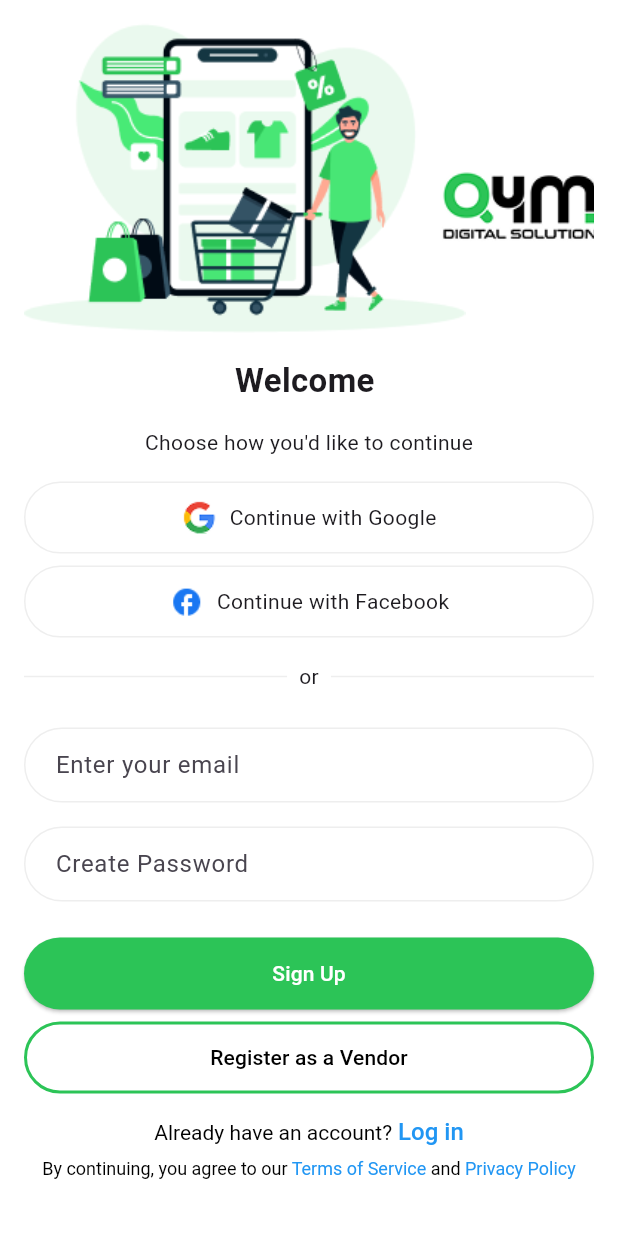
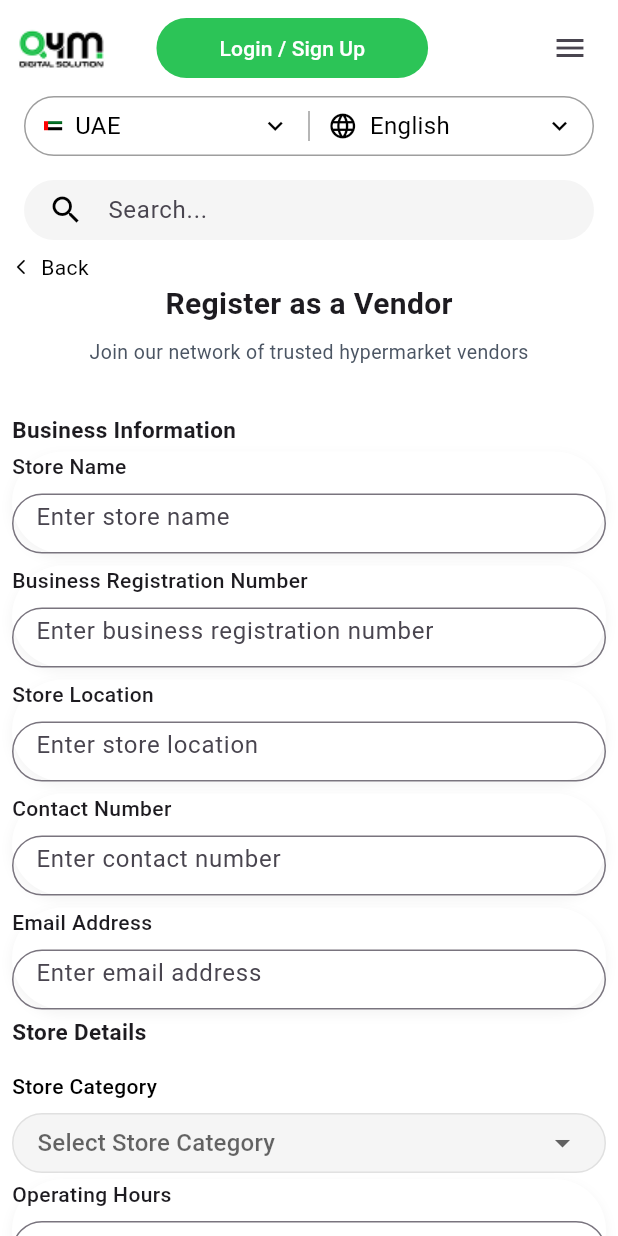
Before and after one commit to Adnanadu/q4m_website_template, a Flutter app: the screen it shows after launch, on a phone screen of 412 x 824 dp. Run offline on Flutter 3.47's test engine with Material 3 defaults, Android fonts, the light colour scheme and no system bars; our stand-ins replace flutter_hooks, go_router.

Commit message:
added store descrption,category,customized TextField Widget

```diff
--- a/lib/core/router/router.dart
+++ b/lib/core/router/router.dart
@@ -1,14 +1,14 @@
 import 'package:go_router/go_router.dart';
 import 'package:q4m_website_template/feature/authPage/view/pages/auth_page.dart';
 import 'package:q4m_website_template/feature/authPage/view/pages/login_page.dart';
-import 'package:q4m_website_template/feature/authPage/view/pages/signup_page.dart';
 import 'package:q4m_website_template/feature/homePage/view/pages/coupen_page.dart';
 import 'package:q4m_website_template/feature/homePage/view/pages/home_after_login_page.dart';
 import 'package:q4m_website_template/feature/homePage/view/pages/home_page.dart';
 import 'package:q4m_website_template/feature/homePage/view/pages/product_description_page.dart';
+import 'package:q4m_website_template/feature/vendorPage/view/pages/vendor_registration_page.dart';
 
 final router = GoRouter(
-  initialLocation: '/login',
+  initialLocation: '/vendor',
 
   routes: [
     GoRoute(
@@ -16,10 +16,11 @@ final router = GoRouter(
       path: '/home',
       builder: (context, state) => const HomePage(),
     ),
+
     GoRoute(
-      name: 'signup',
-      path: '/signup',
-      builder: (context, state) => const SignupPage(),
+      name: 'vendor',
+      path: '/vendor',
+      builder: (context, state) => const VendorRegistrationPage(),
     ),
     GoRoute(
       name: 'login',
--- a/lib/feature/authPage/view/pages/signup_page.dart
+++ /dev/null
@@ -1,40 +0,0 @@
-import 'package:flutter/material.dart';
-import 'package:flutter_hooks/flutter_hooks.dart';
-import 'package:q4m_website_template/feature/homePage/view/widgets/appbar_widget.dart';
-import 'package:q4m_website_template/feature/homePage/view/widgets/country_and_language_selector_widget.dart';
-import 'package:q4m_website_template/feature/homePage/view/widgets/footer_table_widget.dart';
-import 'package:q4m_website_template/feature/homePage/view/widgets/search_bar_widget.dart';
-
-class SignupPage extends HookWidget {
-  const SignupPage({super.key});
-
-  @override
-  Widget build(BuildContext context) {
-    final searchController = useSearchController();
-    return SafeArea(
-      child: SingleChildScrollView(
-        child: Scaffold(
-          body: Column(
-            children: [
-              Padding(
-                padding: const EdgeInsets.all(16.0),
-                child: Column(
-                  children: [
-                    AppBarWidget(),
-                    CountryAndLanguageSelectorWidget(),
-                    SearchBarWidget(searchController: searchController),
-
-                    ///Register Form
-                  ],
-                ),
-              ),
-
-              ///footer
-              FooterTableWidget(),
-            ],
-          ),
-        ),
-      ),
-    );
-  }
-}
--- a/lib/feature/homePage/view/widgets/search_bar_widget.dart
+++ b/lib/feature/homePage/view/widgets/search_bar_widget.dart
@@ -10,6 +10,7 @@ class SearchBarWidget extends StatelessWidget {
     return Padding(
       padding: const EdgeInsets.all(8.0),
       child: SearchBar(
+        backgroundColor: WidgetStateProperty.all(Colors.grey.shade100),
         controller: searchController,
         constraints: BoxConstraints(minHeight: 40),
         padding: WidgetStateProperty.all(EdgeInsets.symmetric(horizontal: 16)),
--- /dev/null
+++ b/lib/feature/vendorPage/view/pages/vendor_registration_page.dart
@@ -0,0 +1,198 @@
+import 'package:flutter/material.dart';
+import 'package:flutter_hooks/flutter_hooks.dart';
+import 'package:go_router/go_router.dart';
+import 'package:q4m_website_template/feature/homePage/view/widgets/appbar_widget.dart';
+import 'package:q4m_website_template/feature/homePage/view/widgets/country_and_language_selector_widget.dart';
+import 'package:q4m_website_template/feature/homePage/view/widgets/footer_table_widget.dart';
+import 'package:q4m_website_template/feature/homePage/view/widgets/search_bar_widget.dart';
+import 'package:q4m_website_template/feature/vendorPage/view/widgets/customized_text_field_widget.dart';
+import 'package:q4m_website_template/feature/vendorPage/view/widgets/store_category_Widget.dart';
+import 'package:q4m_website_template/feature/vendorPage/view/widgets/store_description_widget.dart';
+
+class VendorRegistrationPage extends HookWidget {
+  const VendorRegistrationPage({super.key});
+
+  @override
+  Widget build(BuildContext context) {
+    ///controllers
+    final searchController = useSearchController();
+    final storeNameController = useTextEditingController();
+    final businessRegistrationNumberController = useTextEditingController();
+    final storeLocationController = useTextEditingController();
+    final contactNumberController = useTextEditingController();
+    final emailAddressController = useTextEditingController();
+    final operatingHoursController = useTextEditingController();
+    final storeCategoryController = useTextEditingController();
+    final storeCategoryValue = useState<String>('Select Store Category');
+    final storeDescriptionController = useTextEditingController();
+    final storeCategoryList = useState<List<String>>([
+      'Grocery',
+      'Electronics',
+      'Clothing',
+      'Furniture',
+      'Toys',
+      'Books',
+      'Sports',
+      'Beauty',
+      'Health',
+    ]);
+    final screenWidth = MediaQuery.sizeOf(context).width;
+    return Scaffold(
+      backgroundColor: Colors.white,
+      body: SingleChildScrollView(
+        child: Padding(
+          padding: const EdgeInsets.all(8.0),
+          child: Column(
+            children: [
+              // header with logo and menu icon - appbar
+              AppBarWidget(),
+              CountryAndLanguageSelectorWidget(),
+              SearchBarWidget(searchController: searchController),
+
+              //// Register as a vendor Form
+              Container(
+                decoration: BoxDecoration(),
+                child: Column(
+                  crossAxisAlignment: CrossAxisAlignment.start,
+                  children: [
+                    /// back Text button
+                    Row(
+                      children: [
+                        SizedBox(
+                          width: 64,
+                          child: InkWell(
+                            onTap: () {
+                              context.pop();
+                            },
+                            child: Row(
+                              children: [
+                                Icon(
+                                  Icons.arrow_back_ios_new_rounded,
+                                  color: Colors.black,
+                                  size: 12,
+                                  weight: 500,
+                                ),
+                                Text(
+                                  '  Back',
+                                  style: TextStyle(color: Colors.black),
+                                ),
+                              ],
+                            ),
+                          ),
+                        ),
+                      ],
+                    ),
+                    Center(
+                      child: Column(
+                        children: [
+                          Text(
+                            "Register as a Vendor",
+                            style: TextStyle(
+                              fontSize: 20,
+                              fontWeight: FontWeight.w700,
+                            ),
+                          ),
+                          SizedBox(height: 8),
+                          Text(
+                            "Join our network of trusted hypermarket vendors",
+                            style: TextStyle(
+                              fontSize: 13,
+                              color: Color(0xFF4B5563),
+                            ),
+                          ),
+                        ],
+                      ),
+                    ),
+                    SizedBox(height: 32),
+                    Text(
+                      'Business Information',
+                      style: TextStyle(
+                        fontSize: 15,
+                        fontWeight: FontWeight.w600,
+                      ),
+                    ),
+
+                    ///Store Name TextField
+                    CustomizedTextFieldWidget(
+                      text: 'Store Name',
+                      hintText: 'Enter store name',
+                      keyboardType: TextInputType.text,
+                      textController: storeNameController,
+                    ),
+
+                    ///Business Registration Number TextField
+                    CustomizedTextFieldWidget(
+                      text: 'Business Registration Number',
+                      hintText: 'Enter business registration number',
+                      keyboardType: TextInputType.number,
+                      textController: businessRegistrationNumberController,
+                    ),
+
+                    ///Store Location TextField
+                    CustomizedTextFieldWidget(
+                      text: 'Store Location',
+                      hintText: 'Enter store location',
+                      keyboardType: TextInputType.text,
+                      textController: storeLocationController,
+                    ),
+
+                    ///Contact Number TextField
+                    CustomizedTextFieldWidget(
+                      text: 'Contact Number',
+                      hintText: 'Enter contact number',
+                      keyboardType: TextInputType.phone,
+                      textController: contactNumberController,
+                    ),
+
+                    ///Email Address TextField
+                    CustomizedTextFieldWidget(
+                      text: 'Email Address',
+                      hintText: 'Enter email address',
+                      keyboardType: TextInputType.emailAddress,
+                      textController: emailAddressController,
+                    ),
+                    Text(
+                      'Store Details',
+                      style: TextStyle(
+                        fontSize: 15,
+                        fontWeight: FontWeight.w600,
+                      ),
+                    ),
+                    SizedBox(height: 16),
+
+                    ///Store category dropdown
+                    // StoreCategoryWidget(),
+                    StoreCategoryWidget(
+                      storeCategoryValue: storeCategoryValue,
+                      storeCategoryList: storeCategoryList,
+                      storeCategoryController: storeCategoryController,
+                    ),
+
+                    ///Operating Hours TextField
+                    CustomizedTextFieldWidget(
+                      text: 'Operating Hours',
+                      hintText: 'e.g. 9:00 AM - 10:00 PM',
+                      keyboardType: TextInputType.text,
+                      textController: operatingHoursController,
+                    ),
+                    SizedBox(height: 8),
+                    Text(
+                      'Store Description',
+                      style: TextStyle(
+                        fontSize: 15,
+                        fontWeight: FontWeight.w600,
+                      ),
+                    ),
+                    StoreDescriptionWidget(storeDescriptionController: storeDescriptionController),
+                  ],
+                ),
+              ),
+
+              FooterTableWidget(),
+            ],
+          ),
+        ),
+      ),
+    );
+  }
+}
--- /dev/null
+++ b/lib/feature/vendorPage/view/widgets/customized_text_field_widget.dart
@@ -0,0 +1,67 @@
+import 'dart:ui';
+
+import 'package:flutter/material.dart';
+
+class CustomizedTextFieldWidget extends StatelessWidget {
+  const CustomizedTextFieldWidget({
+    super.key,
+    required this.text,
+    required this.hintText,
+    required this.keyboardType,
+    required this.textController,
+  });
+  final String text;
+  final String hintText;
+  final TextInputType keyboardType;
+  final TextEditingController textController;
+
+  @override
+  Widget build(BuildContext context) {
+    return Padding(
+      padding: const EdgeInsets.symmetric(vertical: 4),
+      child: Container(
+        decoration: BoxDecoration(
+          borderRadius: BorderRadius.circular(36),
+          color: Colors.white,
+          boxShadow: [
+            BoxShadow(
+              color: Colors.grey.shade100,
+              spreadRadius: 1,
+              blurRadius: 5,
+              offset: Offset(0, 3), // changes position of shadow
+            ),
+          ],
+        ),
+        child: Column(
+          crossAxisAlignment: CrossAxisAlignment.start,
+          // mainAxisSize: MainAxisSize.min,
+          children: [
+            Text(
+              text,
+              style: TextStyle(fontSize: 14, fontWeight: FontWeight.w500),
+            ),
+            SizedBox(height: 8),
+            TextField(
+              controller: textController,
+              keyboardType: keyboardType,
+              decoration: InputDecoration(
+                constraints: BoxConstraints(maxHeight: 40),
+                hintText: hintText,
+                border: OutlineInputBorder(
+                  borderRadius: BorderRadius.circular(36),
+                  borderSide: BorderSide(color: Colors.grey.shade300),
+                ),
+                focusedBorder: OutlineInputBorder(
+                  borderRadius: BorderRadius.circular(36),
+                  borderSide: BorderSide(
+                    color: Colors.grey.shade300,
+                  ), // Same color as the default border
+                ),
+              ),
+            ),
+          ],
+        ),
+      ),
+    );
+  }
+}
--- /dev/null
+++ b/lib/feature/vendorPage/view/widgets/store_category_Widget.dart
@@ -0,0 +1,66 @@
+import 'package:flutter/material.dart';
+
+class StoreCategoryWidget extends StatelessWidget {
+  const StoreCategoryWidget({
+    super.key,
+    required this.storeCategoryValue,
+    required this.storeCategoryList,
+    required this.storeCategoryController,
+  });
+
+  final ValueNotifier<String> storeCategoryValue;
+  final ValueNotifier<List<String>> storeCategoryList;
+  final TextEditingController storeCategoryController;
+
+  @override
+  Widget build(BuildContext context) {
+    return Column(
+      crossAxisAlignment: CrossAxisAlignment.start,
+      children: [
+        Text(
+          'Store Category',
+          style: TextStyle(
+            fontSize: 14,
+            fontWeight: FontWeight.w500,
+            color: Colors.black,
+          ),
+        ),
+        SizedBox(height: 8),
+        Container(
+          height: 40,
+          padding: EdgeInsets.symmetric(horizontal: 16),
+          decoration: BoxDecoration(
+            color: Colors.grey.shade100,
+            borderRadius: BorderRadius.all(Radius.circular(36)),
+            border: Border.all(color: Colors.grey.shade300),
+          ),
+          child: DropdownButton<String>(
+            value:
+                storeCategoryValue.value == 'Select Store Category'
+                    ? null
+                    : storeCategoryValue.value,
+            borderRadius: BorderRadius.circular(36),
+            isExpanded: true,
+            underline: Container(height: 0),
+            hint: Text('Select Store Category'),
+            items:
+                storeCategoryList.value
+                    .map(
+                      (category) => DropdownMenuItem<String>(
+                        value: category,
+                        child: Text(category),
+                      ),
+                    )
+                    .toList(),
+            onChanged: (selectedCategory) {
+              if (selectedCategory != null) {
+                storeCategoryValue.value = selectedCategory;
+                storeCategoryController.text = selectedCategory;
+              }
+            },
+          ),
+        ),
+      ],
+    );
+  }
+}
--- /dev/null
+++ b/lib/feature/vendorPage/view/widgets/store_description_widget.dart
@@ -0,0 +1,40 @@
+
+import 'package:flutter/material.dart';
+
+class StoreDescriptionWidget extends StatelessWidget {
+  const StoreDescriptionWidget({
+    super.key,
+    required this.storeDescriptionController,
+  });
+
+  final TextEditingController storeDescriptionController;
+
+  @override
+  Widget build(BuildContext context) {
+    return SizedBox(
+      height: 128,
+      child: TextFormField(
+        maxLines: 10,
+        controller: storeDescriptionController,
+        decoration: InputDecoration(
+          constraints: BoxConstraints(maxHeight: 100),
+          focusedBorder: OutlineInputBorder(
+            borderRadius: BorderRadius.circular(8),
+            borderSide: BorderSide(
+              color: Colors.grey.shade300,
+              width: 1,
+            ),
+          ),
+
+          border: OutlineInputBorder(
+            borderRadius: BorderRadius.circular(8),
+            borderSide: BorderSide(
+              color: Colors.grey.shade300,
+              width: 1,
+            ),
+          ),
+        ),
+      ),
+    );
+  }
+}
```
